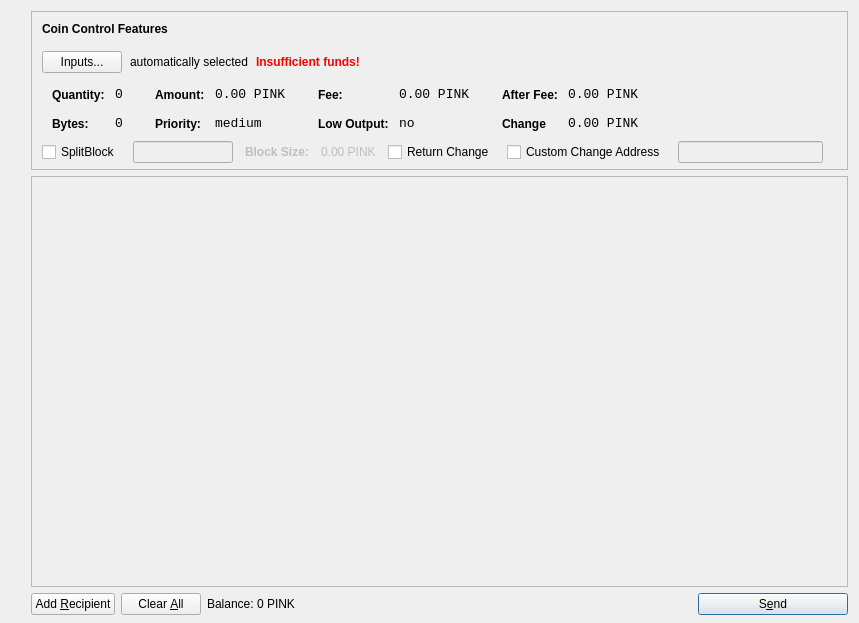
First picture: the form in src/qt/forms/sendcoinsdialog.ui, repository Pink2Dev/Pink2, before the edit.
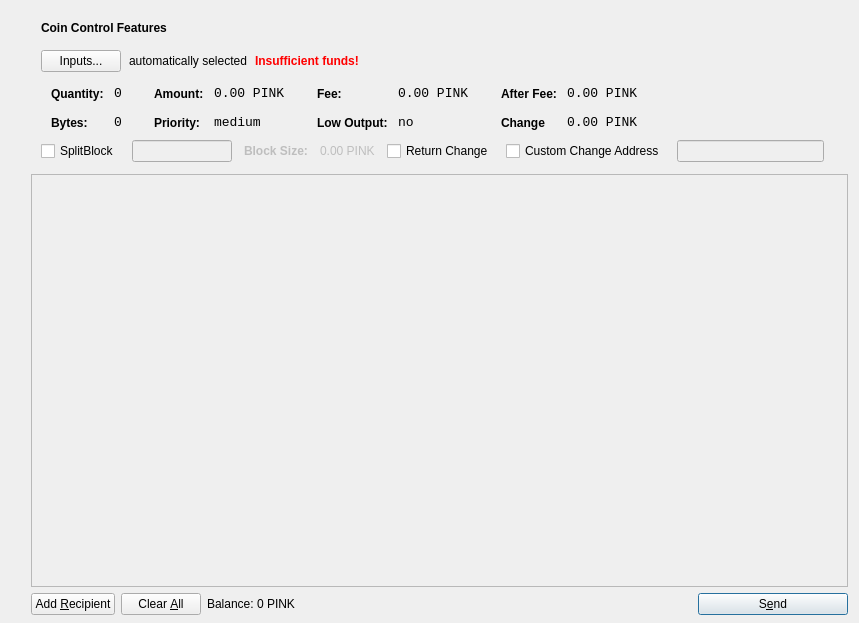
Second picture: the form after the edit. Icons and pictures are not drawn.

```diff
--- a/src/qt/forms/sendcoinsdialog.ui
+++ b/src/qt/forms/sendcoinsdialog.ui
@@ -53,10 +53,13 @@
         </size>
        </property>
        <property name="frameShape">
-        <enum>QFrame::StyledPanel</enum>
+        <enum>QFrame::NoFrame</enum>
        </property>
        <property name="frameShadow">
-        <enum>QFrame::Sunken</enum>
+        <enum>QFrame::Plain</enum>
+       </property>
+       <property name="lineWidth">
+        <number>0</number>
        </property>
        <layout class="QVBoxLayout" name="verticalLayoutCoinControl2">
         <property name="spacing">
@@ -708,7 +711,7 @@
           <x>0</x>
           <y>0</y>
           <width>811</width>
-          <height>398</height>
+          <height>400</height>
          </rect>
         </property>
         <layout class="QVBoxLayout" name="verticalLayout_2">
```
